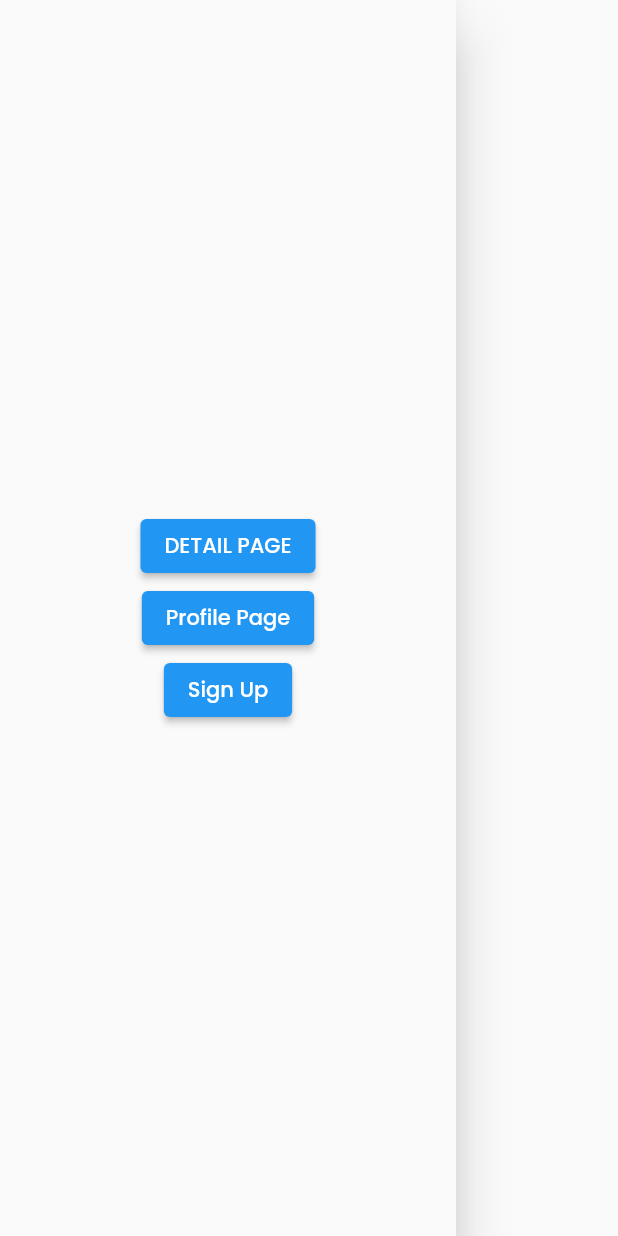
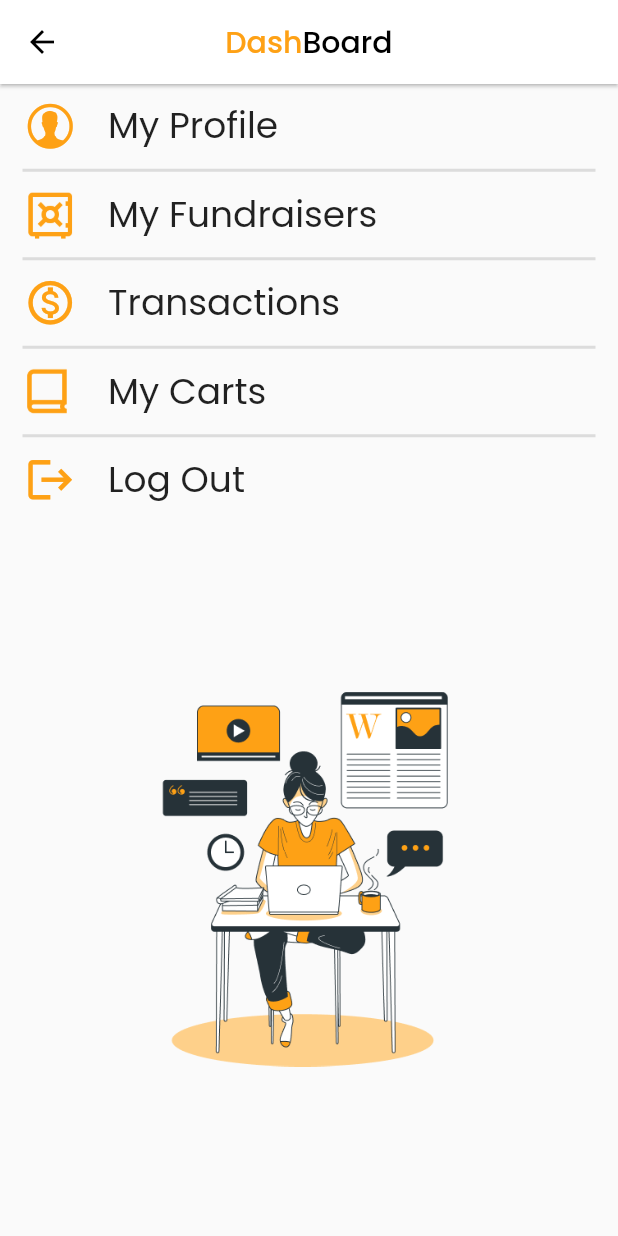
Before and after one commit to Invest-Mate/Mobile-Frontend, a Flutter app: the MyDrawer screen opened directly, on a phone screen of 412 x 824 dp. Run offline on Flutter 3.47's test engine with Material 2 defaults, Android fonts, the phone set to English and light mode, and no system bars; our stand-ins replace carousel_slider, dotted_border, introduction_screen, page_transition, readmore; missing offline and left inert: circular_reveal_animation, syncfusion_flutter_pdfviewer.

Commit message:
Drawer Added

```diff
--- a/lib/screens/drawer.dart
+++ b/lib/screens/drawer.dart
@@ -1,3 +1,4 @@
+import 'package:flutter/cupertino.dart';
 import 'package:flutter/material.dart';
 
 import 'auth/signup_screen.dart';
@@ -10,41 +11,116 @@ class MyDrawer extends StatelessWidget {
   @override
   Widget build(BuildContext context) {
     return Drawer(
-      child: SafeArea(
-        child: Column(
-          mainAxisAlignment: MainAxisAlignment.center,
+      child: Scaffold(
+        appBar: AppBar(
+          backgroundColor: Colors.white,
+          elevation: 1,
+          foregroundColor: Colors.black,
+          centerTitle: true,
+          title: Row(
+            mainAxisSize: MainAxisSize.min,
+            children: const [
+              Text(
+                'Dash',
+                style: TextStyle(
+                  color: Color.fromRGBO(254, 161, 21, 1),
+                ),
+              ),
+              Text(
+                'Board',
+                style: TextStyle(
+                  color: Colors.black,
+                ),
+              )
+            ],
+          ),
+        ),
+        body: Column(
+          mainAxisAlignment: MainAxisAlignment.start,
           children: [
-            ElevatedButton(
-              onPressed: () {
+            DrawerListTile(
+              icon: CupertinoIcons.person_alt_circle,
+              title: 'My Profile',
+              onTap: () {
                 Navigator.of(context).push(
-                  MaterialPageRoute(
-                    builder: (context) => const CampaignDetailScreen(),
-                  ),
+                  MaterialPageRoute(builder: (context) => ProfileScreen()),
                 );
               },
-              child: const Text('DETAIL PAGE'),
             ),
-            ElevatedButton(
-              onPressed: () {
-                Navigator.of(context).push(
-                  MaterialPageRoute(
-                    builder: (context) => const ProfileScreen(),
-                  ),
-                );
-              },
-              child: const Text('Profile Page'),
+            const Divider(height: 3, thickness: 2, endIndent: 15, indent: 15),
+            DrawerListTile(
+              title: 'My Fundraisers',
+              onTap: () {},
+              isImageIcon: true,
+              imagePath: 'assets/images/strongbox.png',
             ),
-            ElevatedButton(
-                onPressed: () {
-                  Navigator.of(context).push(
-                    MaterialPageRoute(
-                        builder: (context) => const SignUpScreen()),
-                  );
-                },
-                child: const Text('Sign Up')),
+            const Divider(height: 3, thickness: 2, endIndent: 15, indent: 15),
+            DrawerListTile(
+              icon: Icons.monetization_on_outlined,
+              title: 'Transactions',
+              onTap: () {},
+            ),
+            const Divider(height: 3, thickness: 2, endIndent: 15, indent: 15),
+            DrawerListTile(
+              isImageIcon: true,
+              imagePath: 'assets/images/book.png',
+              title: 'My Carts',
+              onTap: () {},
+            ),
+            const Divider(height: 3, thickness: 2, endIndent: 15, indent: 15),
+            DrawerListTile(
+              icon: Icons.logout,
+              title: 'Log Out',
+              onTap: () {},
+            ),
+            Expanded(
+                child: Center(
+              child: Image.asset(
+                'assets/images/img1.png',
+                height: 250,
+              ),
+            ))
           ],
         ),
       ),
     );
   }
 }
+
+class DrawerListTile extends StatelessWidget {
+  const DrawerListTile({
+    Key? key,
+    this.icon,
+    this.isImageIcon = false,
+    this.imagePath = '',
+    required this.title,
+    this.onTap,
+  }) : super(key: key);
+  final IconData? icon;
+  final bool isImageIcon;
+  final String title;
+  final String imagePath;
+  final Function()? onTap;
+  @override
+  Widget build(BuildContext context) {
+    return ListTile(
+      onTap: onTap,
+      leading: isImageIcon
+          ? ImageIcon(
+              AssetImage(imagePath),
+              size: 35,
+              color: const Color.fromRGBO(254, 161, 21, 1),
+            )
+          : Icon(
+              icon,
+              size: 35,
+              color: const Color.fromRGBO(254, 161, 21, 1),
+            ),
+      title: Text(
+        title,
+        textScaleFactor: 1.5,
+        style: const TextStyle(fontWeight: FontWeight.w400),
+      ),
+    );
+  }
+}
--- a/lib/screens/home/latest_fund_item.dart
+++ b/lib/screens/home/latest_fund_item.dart
@@ -1,3 +1,4 @@
+import 'package:crowd_application/screens/campaign_detail/campaign_detail_screen.dart';
 import 'package:flutter/material.dart';
 
 class LatestFundItem extends StatelessWidget {
@@ -20,6 +21,16 @@ class LatestFundItem extends StatelessWidget {
     final timeLeft = lastDate.difference(DateTime.now()).inDays;
     return Padding(
       padding: const EdgeInsets.symmetric(horizontal: 15.0, vertical: 8.0),
+      child: InkWell(
+        splashColor: Colors.transparent,
+        highlightColor: Colors.transparent,
+        hoverColor: Colors.transparent,
+        onTap: () {
+          Navigator.of(context).push(
+            MaterialPageRoute(
+                builder: (context) => const CampaignDetailScreen()),
+          );
+        },
         child: Container(
           height: 100,
           clipBehavior: Clip.antiAlias,
@@ -128,6 +139,7 @@ class LatestFundItem extends StatelessWidget {
             ],
           ),
         ),
+      ),
     );
   }
 }
```
Also changed, not shown: assets/images/book.png (added), assets/images/img1.png (added), assets/images/strongbox.png (added). Lines whose indentation alone changed are shown as unchanged.
